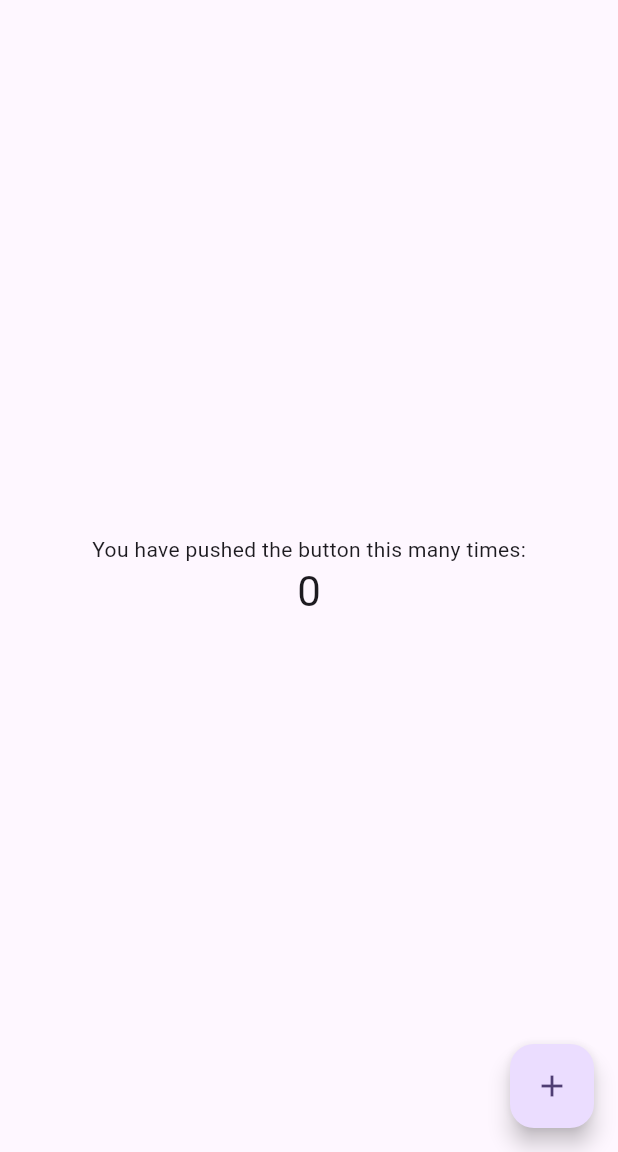
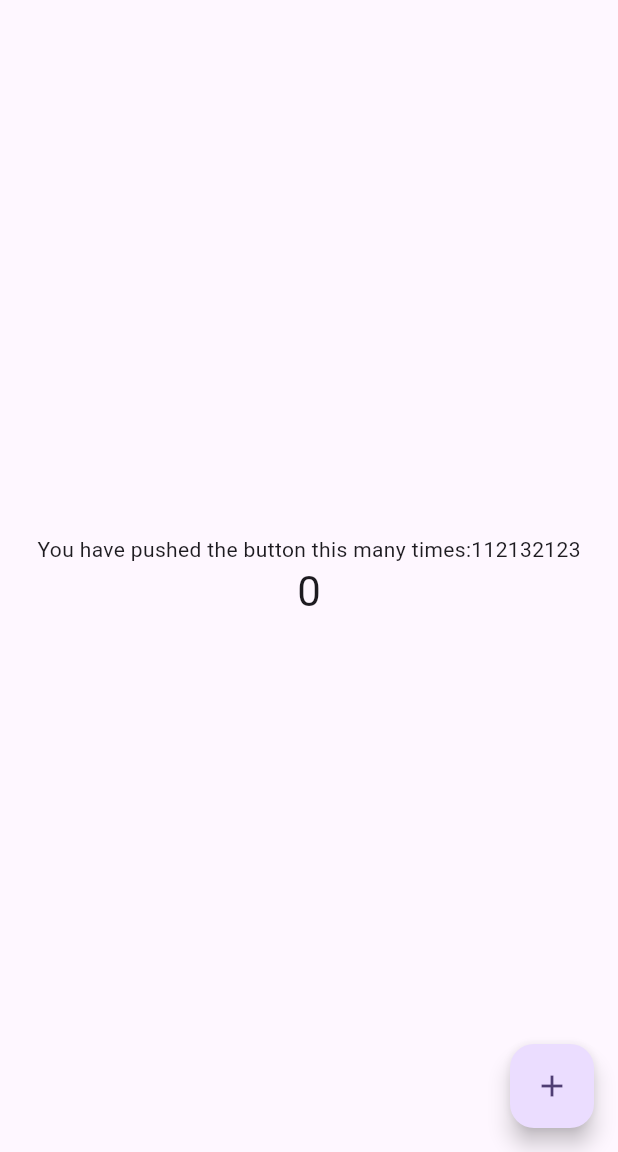
Before and after one commit to TranChinh03/automation_pipeline_actions, a Flutter app: the screen it shows after launch, on a phone screen of 412 x 824 dp, the part 84-1236 px from its top. Run offline on Flutter 3.47's test engine with Material 3 defaults, Android fonts, the phone set to English and light mode, and no system bars.

Commit message:
Merge pull request #8 from TranChinh03/feat/chinhmtran/new_pr_4
Feat/chinhmtran/new pr 4

```diff
--- a/demo_project/lib/main.dart
+++ b/demo_project/lib/main.dart
@@ -80,7 +80,7 @@ class _MyHomePageState extends State<MyHomePage> {
           // wireframe for each widget.
           mainAxisAlignment: MainAxisAlignment.center,
           children: <Widget>[
-            const Text('You have pushed the button this many times:'),
+            const Text('You have pushed the button this many times:112132123'),
             Text(
               '$_counter',
               style: Theme.of(context).textTheme.headlineMedium,
@@ -90,7 +90,7 @@ class _MyHomePageState extends State<MyHomePage> {
       ),
       floatingActionButton: FloatingActionButton(
         onPressed: _incrementCounter,
-        tooltip: 'Increment',
+        tooltip: 'Increment +12312312',
         child: const Icon(Icons.add),
       ), // This trailing comma makes auto-formatting nicer for build methods.
     );
```
